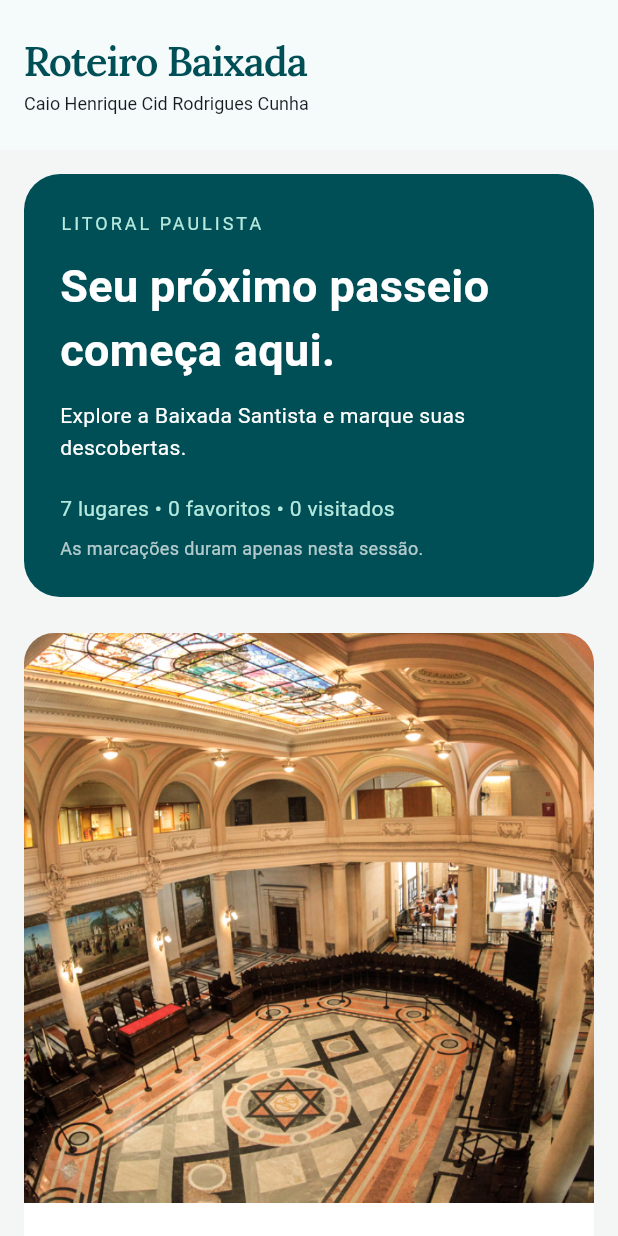
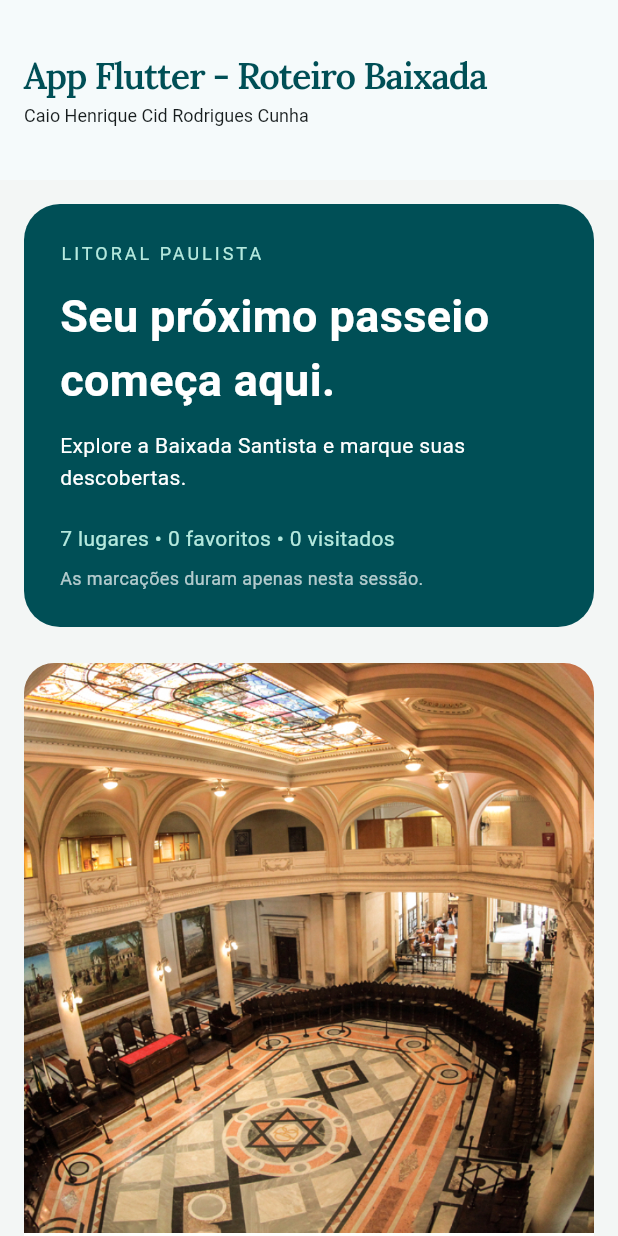
Before and after one commit to caiolikk/roteiro-baixada-flutter, a Flutter app: the screen it shows after launch, on a phone screen of 412 x 824 dp. Run offline on Flutter 3.47's test engine with Material 3 defaults, Android fonts, the light colour scheme and no system bars.

Commit message:
Renomar pasta do app

```diff
--- a/lib/main.dart
+++ b/lib/main.dart
@@ -8,7 +8,7 @@ class AplicativoTurismo extends StatelessWidget {
   const AplicativoTurismo({super.key});
   @override
   Widget build(BuildContext context) => MaterialApp(
-        title: 'Roteiro Baixada',
+        title: 'App Flutter - Roteiro Baixada',
         debugShowCheckedModeBanner: false,
         theme: ThemeData(
           useMaterial3: true,
@@ -73,15 +73,15 @@ class _PrincipalState extends State<Principal> {
   @override
   Widget build(BuildContext context) => Scaffold(
         appBar: AppBar(
-          toolbarHeight: 100,
+          toolbarHeight: 120,
           title: const Column(
               crossAxisAlignment: CrossAxisAlignment.start,
               children: [
-                Text('Roteiro Baixada',
+                Text('App Flutter - Roteiro Baixada',
                     style: TextStyle(
                         fontFamily: 'Lora',
                         fontWeight: FontWeight.w600,
-                        fontSize: 27,
+                        fontSize: 24,
                         letterSpacing: -0.8,
                         color: Color(0xFF004F56))),
                 SizedBox(height: 4),
```
Also changed, not shown: 4 other files.
